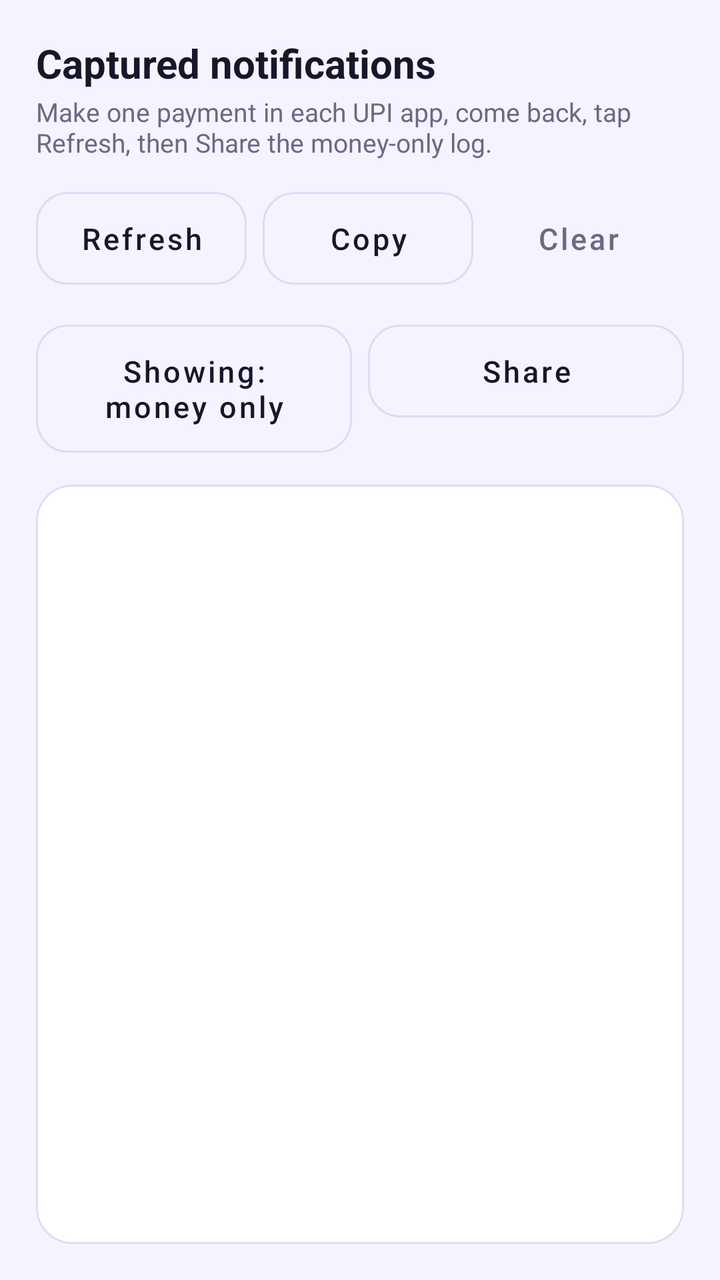
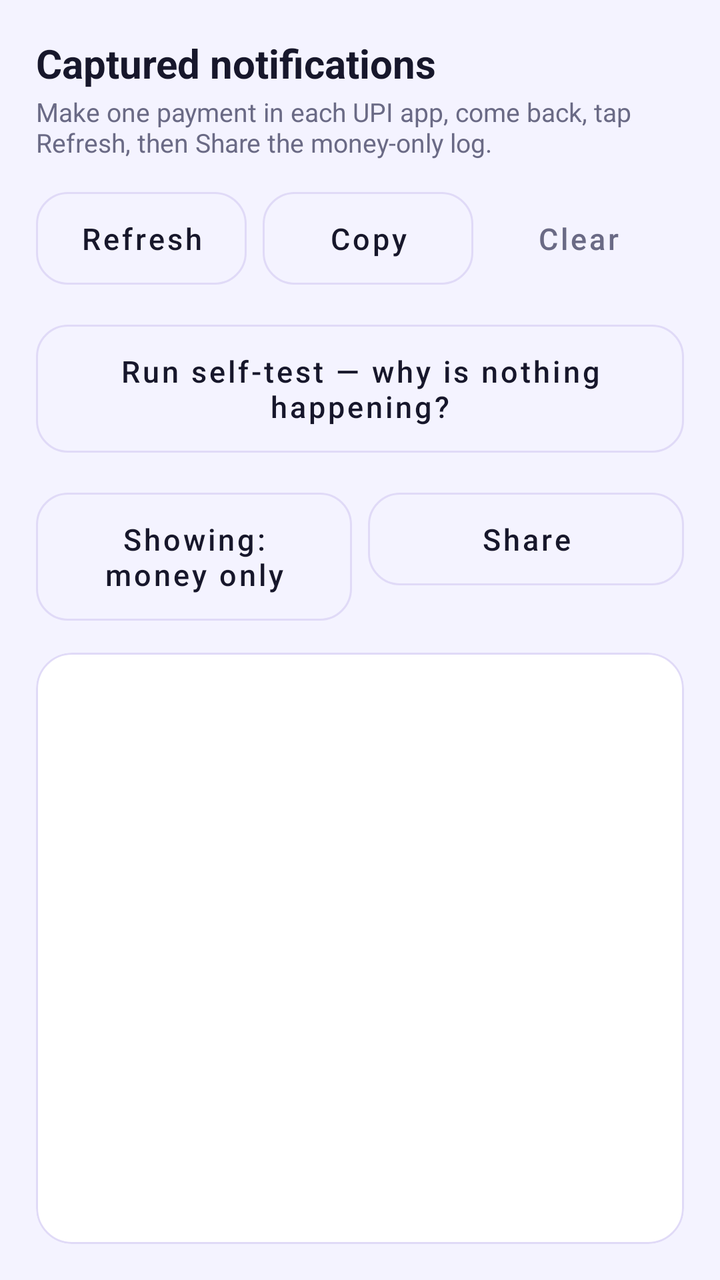

Two renders of the same Android screen: before a commit and after it. Below are the layout's source before the change and the commit's diff.
<!-- AndroidManifest.xml: application theme Theme.SplitMate -->
<!-- res/layout/activity_debug_log.xml -->
<?xml version="1.0" encoding="utf-8"?>
<LinearLayout xmlns:android="http://schemas.android.com/apk/res/android"
    xmlns:app="http://schemas.android.com/apk/res-auto"
    android:layout_width="match_parent"
    android:layout_height="match_parent"
    android:background="@color/sm_bg"
    android:orientation="vertical"
    android:padding="18dp">

    <TextView
        android:layout_width="wrap_content"
        android:layout_height="wrap_content"
        android:text="@string/debug_title"
        android:textColor="@color/sm_text"
        android:textSize="20sp"
        android:textStyle="bold" />

    <TextView
        android:layout_width="match_parent"
        android:layout_height="wrap_content"
        android:text="@string/debug_hint"
        android:textColor="@color/sm_text_muted"
        android:textSize="13sp"
        android:layout_marginTop="2dp"
        android:layout_marginBottom="10dp" />

    <LinearLayout
        android:layout_width="match_parent"
        android:layout_height="wrap_content"
        android:orientation="horizontal">

        <com.google.android.material.button.MaterialButton
            android:id="@+id/btnRefresh"
            style="@style/Widget.SplitMate.Button.Outlined"
            android:layout_width="0dp"
            android:layout_weight="1"
            android:layout_height="wrap_content"
            android:text="@string/refresh" />

        <com.google.android.material.button.MaterialButton
            android:id="@+id/btnCopy"
            style="@style/Widget.SplitMate.Button.Outlined"
            android:layout_width="0dp"
            android:layout_weight="1"
            android:layout_height="wrap_content"
            android:layout_marginStart="8dp"
            android:text="@string/copy" />

        <com.google.android.material.button.MaterialButton
            android:id="@+id/btnClear"
            style="@style/Widget.SplitMate.Button.Text"
            android:layout_width="0dp"
            android:layout_weight="1"
            android:layout_height="wrap_content"
            android:text="@string/clear" />
    </LinearLayout>

    <LinearLayout
        android:layout_width="match_parent"
        android:layout_height="wrap_content"
        android:layout_marginTop="8dp"
        android:orientation="horizontal">

        <com.google.android.material.button.MaterialButton
            android:id="@+id/btnToggle"
            style="@style/Widget.SplitMate.Button.Outlined"
            android:layout_width="0dp"
            android:layout_weight="1"
            android:layout_height="wrap_content"
            android:text="@string/show_money_only" />

        <com.google.android.material.button.MaterialButton
            android:id="@+id/btnShare"
            style="@style/Widget.SplitMate.Button.Outlined"
            android:layout_width="0dp"
            android:layout_weight="1"
            android:layout_height="wrap_content"
            android:layout_marginStart="8dp"
            android:text="@string/share" />
    </LinearLayout>

    <com.google.android.material.card.MaterialCardView
        android:layout_width="match_parent"
        android:layout_height="0dp"
        android:layout_weight="1"
        android:layout_marginTop="10dp"
        app:cardBackgroundColor="@color/sm_surface"
        app:cardCornerRadius="18dp"
        app:cardElevation="0dp"
        app:strokeColor="@color/sm_outline"
        app:strokeWidth="1dp">

        <ScrollView
            android:layout_width="match_parent"
            android:layout_height="match_parent"
            android:padding="14dp">

            <TextView
                android:id="@+id/tvLog"
                android:layout_width="match_parent"
                android:layout_height="wrap_content"
                android:fontFamily="monospace"
                android:textColor="@color/sm_text"
                android:textSize="12sp"
                android:textIsSelectable="true" />
        </ScrollView>
    </com.google.android.material.card.MaterialCardView>
</LinearLayout>
<!-- resources referenced by this layout -->
<resources>
  <color name="sm_bg">#F4F3FF</color>
  <color name="sm_outline">#E0DAF7</color>
  <color name="sm_surface">#FFFFFF</color>
  <color name="sm_text">#17172B</color>
  <color name="sm_text_muted">#6A6A85</color>
  <string name="clear">Clear</string>
  <string name="copy">Copy</string>
  <string name="debug_hint">Make one payment in each UPI app, come back, tap Refresh, then Share the money-only log.</string>
  <string name="debug_title">Captured notifications</string>
  <string name="refresh">Refresh</string>
  <string name="share">Share</string>
  <string name="show_money_only">Showing: money only</string>
  <style name="Widget.SplitMate.Button.Outlined" parent="Widget.MaterialComponents.Button.OutlinedButton">
          <item name="android:paddingTop">13dp</item>
          <item name="android:paddingBottom">13dp</item>
          <item name="android:textAllCaps">false</item>
          <item name="android:textSize">15sp</item>
          <item name="strokeColor">@color/sm_outline</item>
          <item name="android:textColor">@color/sm_text</item>
          <item name="iconTint">@color/sm_primary</item>
          <item name="cornerRadius">16dp</item>
      </style>
  <style name="Widget.SplitMate.Button.Text" parent="Widget.MaterialComponents.Button.TextButton">
          <item name="android:textAllCaps">false</item>
          <item name="android:textSize">15sp</item>
          <item name="android:textColor">@color/sm_text_muted</item>
      </style>
  <style name="Theme.SplitMate" parent="Theme.MaterialComponents.DayNight.NoActionBar">
          <item name="colorPrimary">@color/sm_primary</item>
          <item name="colorPrimaryVariant">@color/sm_primary</item>
          <item name="colorOnPrimary">@color/sm_on_primary</item>
          <item name="colorSecondary">@color/sm_accent</item>
          <item name="colorSecondaryVariant">@color/sm_accent</item>
          <item name="colorOnSecondary">@color/sm_on_primary</item>
          <item name="android:colorBackground">@color/sm_bg</item>
          <item name="colorSurface">@color/sm_surface</item>
          <item name="colorOnSurface">@color/sm_text</item>
          <item name="colorOnBackground">@color/sm_text</item>
          <item name="colorError">#E5484D</item>
          <item name="android:statusBarColor">@color/sm_bg</item>
          <item name="android:navigationBarColor">@color/sm_bg</item>
  
          
          <item name="shapeAppearanceSmallComponent">@style/Shape.SplitMate.Small</item>
          <item name="shapeAppearanceMediumComponent">@style/Shape.SplitMate.Medium</item>
          <item name="shapeAppearanceLargeComponent">@style/Shape.SplitMate.Large</item>
      </style>
  <color name="sm_primary">#6C4DF6</color>
  <color name="sm_on_primary">#FFFFFF</color>
  <color name="sm_accent">#06C7B8</color>
  <style name="Shape.SplitMate.Small" parent="ShapeAppearance.MaterialComponents.SmallComponent">
          <item name="cornerFamily">rounded</item>
          <item name="cornerSize">14dp</item>
      </style>
  <style name="Shape.SplitMate.Medium" parent="ShapeAppearance.MaterialComponents.MediumComponent">
          <item name="cornerFamily">rounded</item>
          <item name="cornerSize">22dp</item>
      </style>
  <style name="Shape.SplitMate.Large" parent="ShapeAppearance.MaterialComponents.LargeComponent">
          <item name="cornerFamily">rounded</item>
          <item name="cornerSize">30dp</item>
      </style>
</resources>

<!-- the commit's change to res/layout/activity_debug_log.xml (unified diff, before → after) -->
@@ -55,6 +55,14 @@
             android:text="@string/clear" />
     </LinearLayout>
 
+    <com.google.android.material.button.MaterialButton
+        android:id="@+id/btnSelfTest"
+        style="@style/Widget.SplitMate.Button.Outlined"
+        android:layout_width="match_parent"
+        android:layout_height="wrap_content"
+        android:layout_marginTop="8dp"
+        android:text="@string/self_test" />
+
     <LinearLayout
         android:layout_width="match_parent"
         android:layout_height="wrap_content"
<!-- resource entries referenced after the edit -->
@@ -10,6 +10,7 @@
   <string name="debug_hint">Make one payment in each UPI app, come back, tap Refresh, then Share the money-only log.</string>
   <string name="debug_title">Captured notifications</string>
   <string name="refresh">Refresh</string>
+  <string name="self_test">Run self-test \u2014 why is nothing happening?</string>
   <string name="share">Share</string>
   <string name="show_money_only">Showing: money only</string>
   <style name="Widget.SplitMate.Button.Outlined" parent="Widget.MaterialComponents.Button.OutlinedButton">
